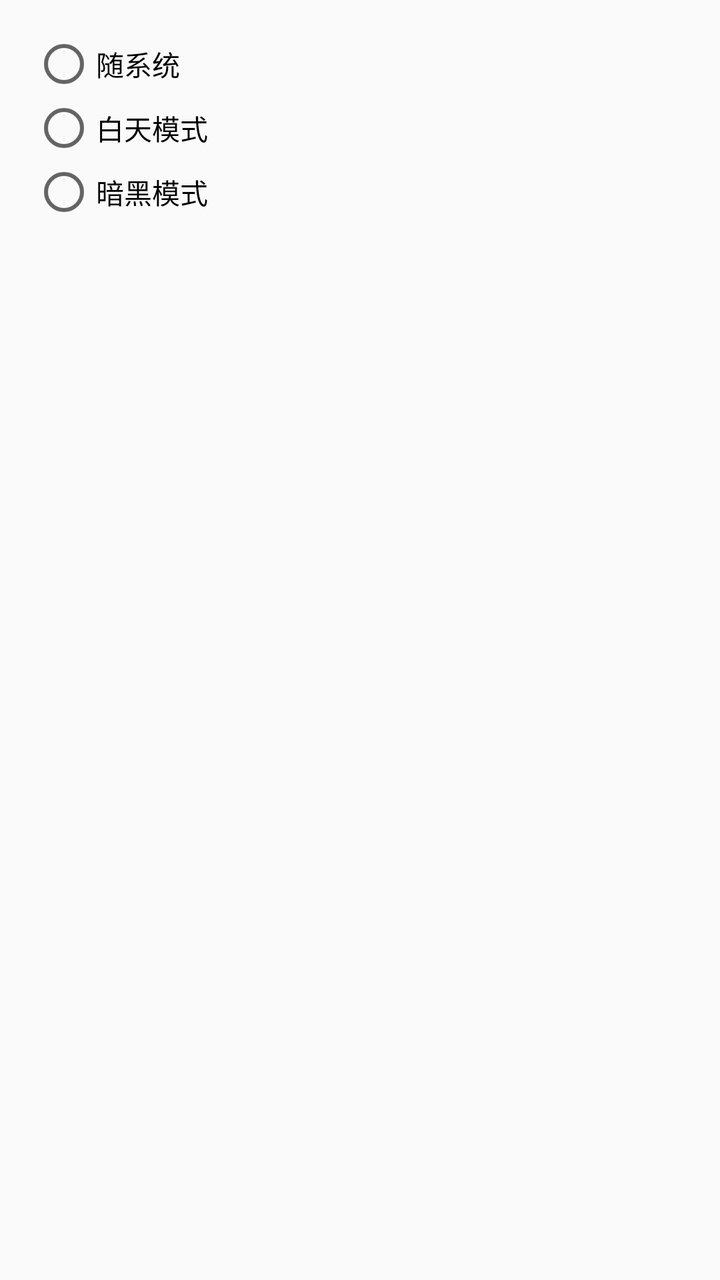
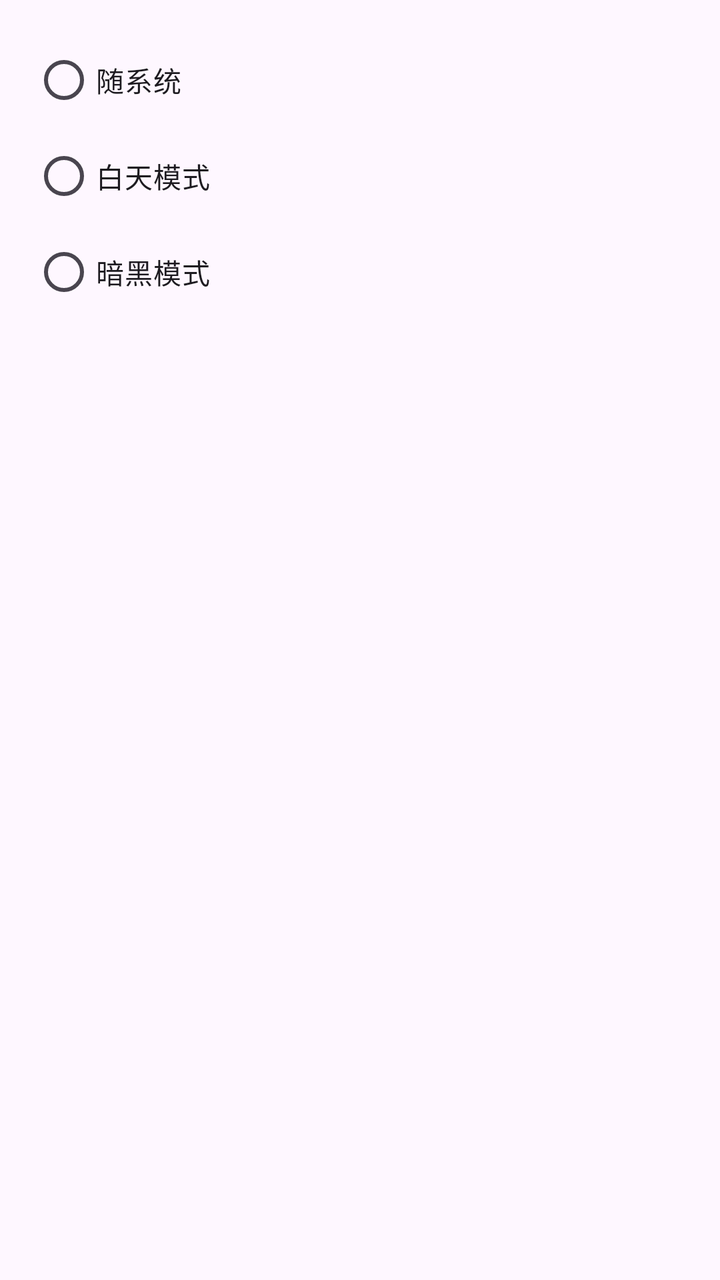

Compare the two renders of this Android layout. The source of the first and the diff that turns it into the second are given below.
<!-- AndroidManifest.xml: application theme AppTheme -->
<!-- res/layout/dialog_theme.xml -->
<LinearLayout xmlns:android="http://schemas.android.com/apk/res/android"
    android:layout_width="match_parent"
    android:layout_height="wrap_content"
    android:orientation="vertical"
    android:padding="16dp">

    <RadioGroup
        android:id="@+id/themeGroup"
        android:layout_width="match_parent"
        android:layout_height="wrap_content">

        <RadioButton
            android:id="@+id/themeSystem"
            android:layout_width="match_parent"
            android:layout_height="wrap_content"
            android:text="随系统"/>

        <RadioButton
            android:id="@+id/themeLight"
            android:layout_width="match_parent"
            android:layout_height="wrap_content"
            android:text="白天模式"/>

        <RadioButton
            android:id="@+id/themeDark"
            android:layout_width="match_parent"
            android:layout_height="wrap_content"
            android:text="暗黑模式"/>
    </RadioGroup>
</LinearLayout>
<!-- resources referenced by this layout -->
<resources>
  <style name="AppTheme" parent="Theme.MaterialComponents.Light.DarkActionBar.Bridge">
      
          <item name="colorPrimary">@color/colorPrimary</item>
          <item name="colorPrimaryDark">@color/colorPrimaryDark</item>
          <item name="colorAccent">@color/colorAccent</item>
          <item name="color_footer_background">@color/footer_background</item>
          <item name="color_footer_pressed">@color/footer_pressed</item>
          <item name="android:forceDarkAllowed" tools:targetApi="q">true</item>
      </style>
  <color name="colorPrimary">#227D51</color>
  <color name="colorPrimaryDark">#2D6D4B</color>
  <color name="colorAccent">#3B9465</color>
  <color name="footer_background">#E0E0E0</color>
  <color name="footer_pressed">#4f8069</color>
</resources>

<!-- the commit's change to res/layout/dialog_theme.xml (unified diff, before → after) -->
@@ -1,3 +1,4 @@
+<?xml version="1.0" encoding="utf-8"?>
 <LinearLayout xmlns:android="http://schemas.android.com/apk/res/android"
     android:layout_width="match_parent"
     android:layout_height="wrap_content"
@@ -9,19 +10,19 @@
         android:layout_width="match_parent"
         android:layout_height="wrap_content">
 
-        <RadioButton
+        <com.google.android.material.radiobutton.MaterialRadioButton
             android:id="@+id/themeSystem"
             android:layout_width="match_parent"
             android:layout_height="wrap_content"
             android:text="随系统"/>
 
-        <RadioButton
+        <com.google.android.material.radiobutton.MaterialRadioButton
             android:id="@+id/themeLight"
             android:layout_width="match_parent"
             android:layout_height="wrap_content"
             android:text="白天模式"/>
 
-        <RadioButton
+        <com.google.android.material.radiobutton.MaterialRadioButton
             android:id="@+id/themeDark"
             android:layout_width="match_parent"
             android:layout_height="wrap_content"
<!-- resource entries referenced after the edit -->
@@ -1,18 +1,28 @@
 <!-- resources referenced by this layout -->
 <resources>
-  <style name="AppTheme" parent="Theme.MaterialComponents.Light.DarkActionBar.Bridge">
-      
+  <style name="AppTheme" parent="Theme.Material3.Light.NoActionBar">
           <item name="colorPrimary">@color/colorPrimary</item>
-          <item name="colorPrimaryDark">@color/colorPrimaryDark</item>
-          <item name="colorAccent">@color/colorAccent</item>
-          <item name="color_footer_background">@color/footer_background</item>
-          <item name="color_footer_pressed">@color/footer_pressed</item>
-          <item name="android:forceDarkAllowed" tools:targetApi="q">true</item>
+          <item name="colorOnPrimary">@android:color/white</item>
+          <item name="colorPrimaryContainer">#BBDEFB</item>
+          <item name="colorOnPrimaryContainer">#1A3A5C</item>
+          <item name="colorSecondary">@color/colorAccent</item>
+          <item name="colorOnSecondary">@android:color/white</item>
+          <item name="colorSecondaryContainer">#90CAF9</item>
+          <item name="colorOnSecondaryContainer">#1A3A5C</item>
+          <item name="colorSurface">@android:color/white</item>
+          <item name="colorOnSurface">#1C1B1F</item>
+          <item name="colorSurfaceVariant">#E7E0EC</item>
+          <item name="colorOnSurfaceVariant">#49454F</item>
+          <item name="colorError">#B3261E</item>
+          <item name="colorOnError">@android:color/white</item>
+          <item name="color_footer_background">@color/footer_background_blue</item>
+          <item name="color_footer_pressed">@color/footer_pressed_blue</item>
+          <item name="android:statusBarColor">@android:color/transparent</item>
+          <item name="android:navigationBarColor">@android:color/transparent</item>
       </style>
-  <color name="colorPrimary">#227D51</color>
-  <color name="colorPrimaryDark">#2D6D4B</color>
-  <color name="colorAccent">#3B9465</color>
-  <color name="footer_background">#E0E0E0</color>
-  <color name="footer_pressed">#4f8069</color>
+  <color name="colorPrimary">#5387ED</color>
+  <color name="colorAccent">#588EF8</color>
+  <color name="footer_background_blue">#B3C0DA</color>
+  <color name="footer_pressed_blue">#B6C2D8</color>
 </resources>
 
